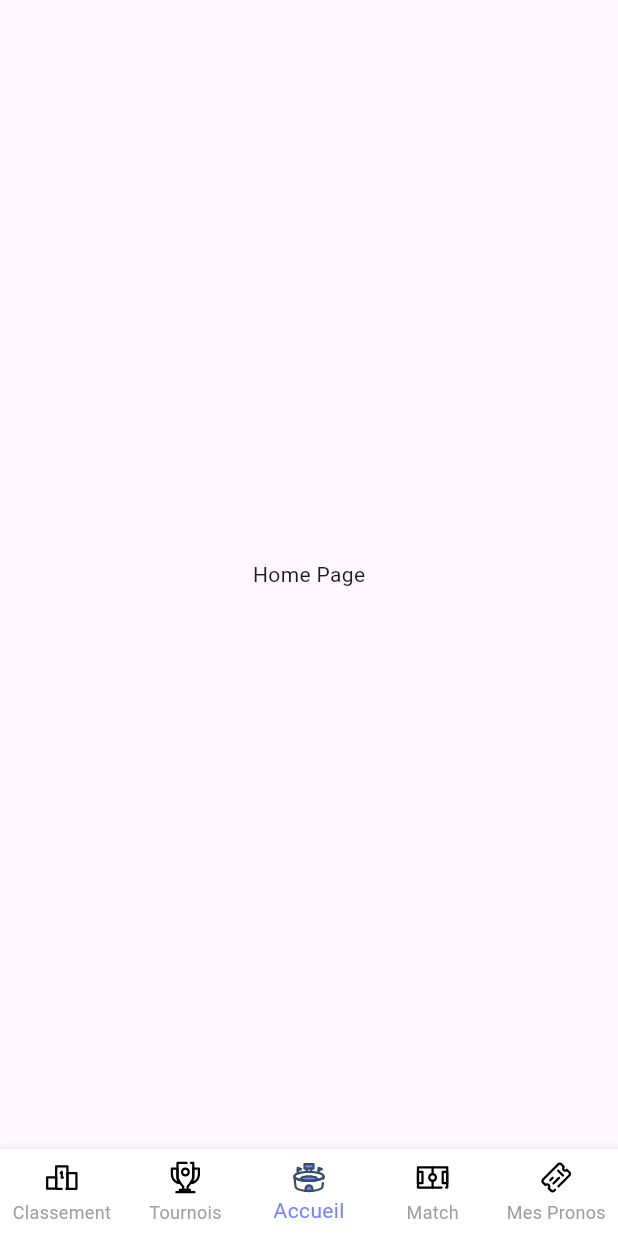
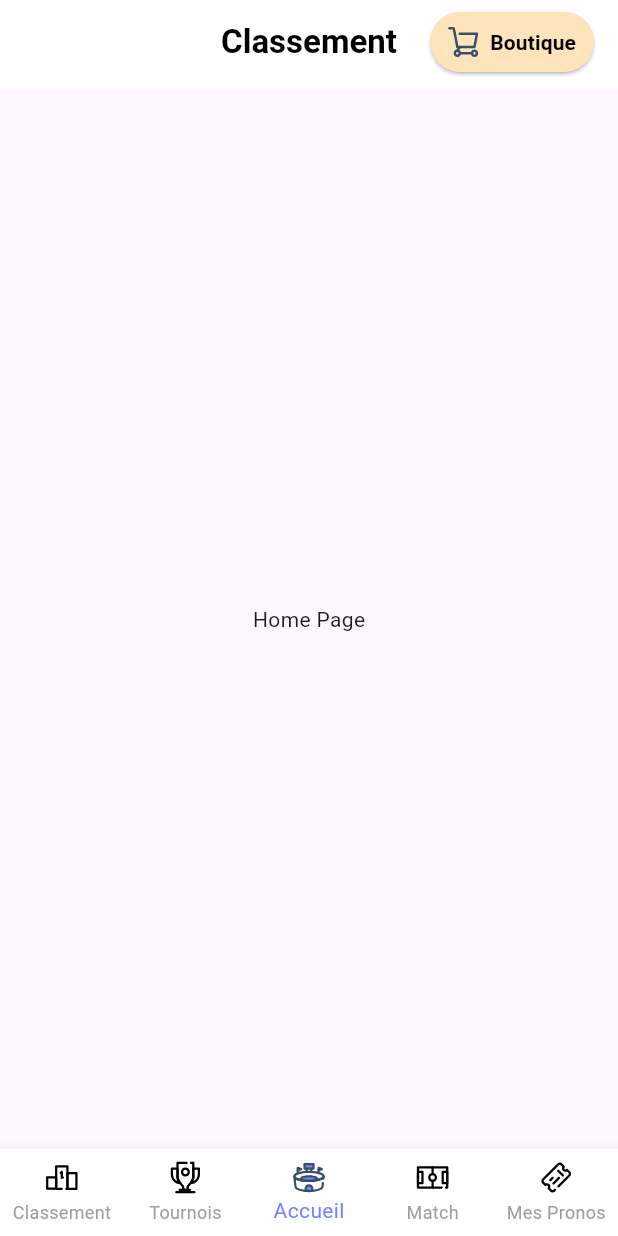
Before and after one commit to MAvyan/test_flutter, a Flutter app: the screen it shows after launch, on a phone screen of 412 x 824 dp. Run offline on Flutter 3.47's test engine with Material 3 defaults, Android fonts, the phone set to English and light mode, and no system bars; our stand-ins replace flutter_svg.

Commit message:
Boutique button

```diff
--- /dev/null
+++ b/lib/TopNavigationBar.dart
@@ -0,0 +1,53 @@
+import 'package:flutter/material.dart';
+import 'package:flutter_svg/flutter_svg.dart';
+
+class TopNavigationBar extends StatelessWidget implements PreferredSizeWidget {
+  @override
+  Size get preferredSize => Size.fromHeight(60.0);
+
+  @override
+  Widget build(BuildContext context) {
+    return AppBar(
+      backgroundColor: Colors.white,
+      elevation: 0,
+      title: Text(
+        'Classement', // Replace with your title text if needed
+        style: TextStyle(color: Colors.black, fontWeight: FontWeight.bold),
+      ),
+      centerTitle: true,
+      actions: [
+        Padding(
+          padding: const EdgeInsets.only(right: 16.0),
+          child: ElevatedButton(
+            onPressed: () {
+              // Action when the button is tapped
+            },
+            style: ElevatedButton.styleFrom(
+              backgroundColor: Color(0xFFFFE3BA), // Updated to backgroundColor
+              shape: RoundedRectangleBorder(
+                borderRadius: BorderRadius.circular(20), // Rounded corners
+              ),
+              padding: EdgeInsets.symmetric(horizontal: 12, vertical: 8),
+            ),
+            child: Row(
+              children: [
+                SvgPicture.asset(
+                  'lib/img/shop.svg', // Replace with the correct path
+                  height: 20,
+                ),
+                SizedBox(width: 8),
+                Text(
+                  'Boutique',
+                  style: TextStyle(
+                    color: Colors.black,
+                    fontWeight: FontWeight.bold,
+                  ),
+                ),
+              ],
+            ),
+          ),
+        ),
+      ],
+    );
+  }
+}
--- a/lib/main.dart
+++ b/lib/main.dart
@@ -1,5 +1,7 @@
 import 'package:flutter/material.dart';
+import 'TopNavigationBar.dart';  // Import the TopNavigationBar file
 import 'BottomNavigationBar.dart';
+
 void main() {
   runApp(MyApp());
 }
@@ -13,8 +15,9 @@ class MyApp extends StatelessWidget {
         primarySwatch: Colors.blue,
       ),
       home: Scaffold(
+        appBar: TopNavigationBar(), // Add TopNavigationBar here
         body: Center(child: Text('Home Page')),
-        bottomNavigationBar: BottomNavBar(),
+        bottomNavigationBar: BottomNavBar(), // Bottom nav
       ),
     );
   }
--- a/pubspec.yaml
+++ b/pubspec.yaml
@@ -33,3 +33,4 @@ flutter:
     - lib/img/stadium_primary.svg
     - lib/img/field_primary.svg
     - lib/img/ticket_primary.svg
+    - lib/img/shop.svg
```
Also changed, not shown: lib/img/shop.svg (added).
